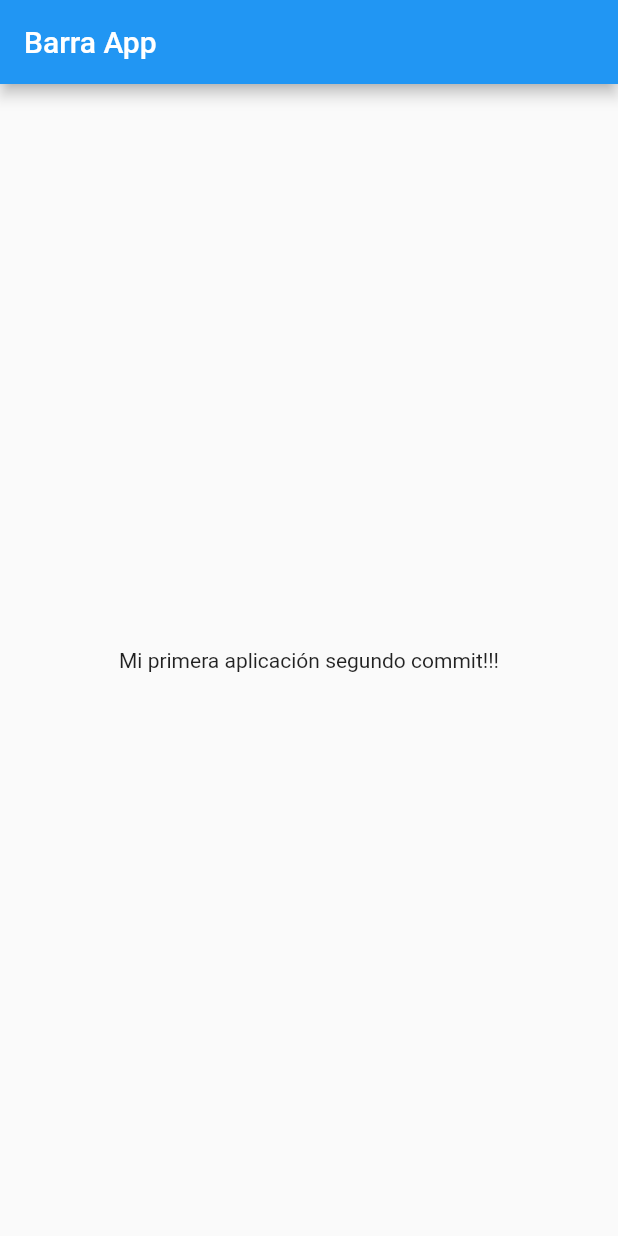
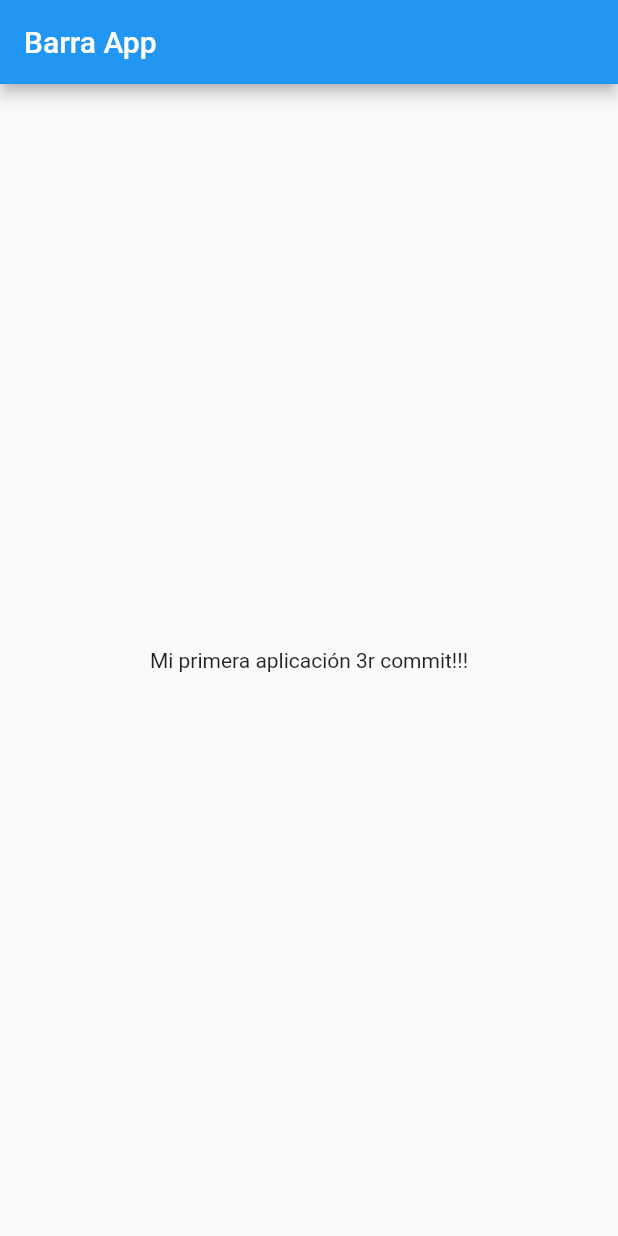
Before and after one commit to ang850123/MyApps, a Flutter app: the screen it shows after launch, on a phone screen of 412 x 824 dp. Run offline on Flutter 3.47's test engine with Material 2 defaults, Android fonts, the phone set to English and light mode, and no system bars.

Commit message:
Terce commit

```diff
--- a/lib/main.dart
+++ b/lib/main.dart
@@ -14,7 +14,7 @@ class MyApp extends StatelessWidget {
           title: const Text('Barra App'),
         ),
         body: const Center(
-          child: Text('Mi primera aplicación segundo commit!!!'),
+          child: Text('Mi primera aplicación 3r commit!!!'),
         ),
       ),
     );
```
